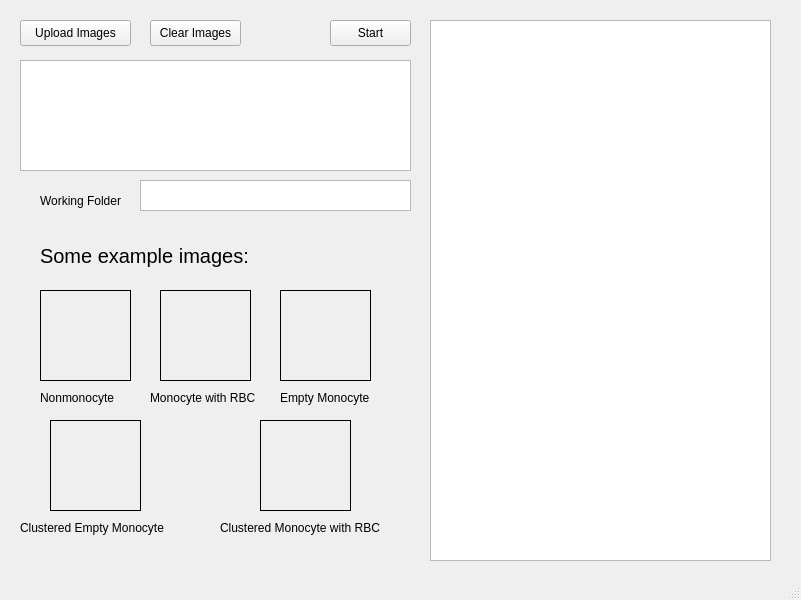
Koi199/Blood-Cell-Classification, file Finalpipeline/gui/main_window.ui: the form before one commit.
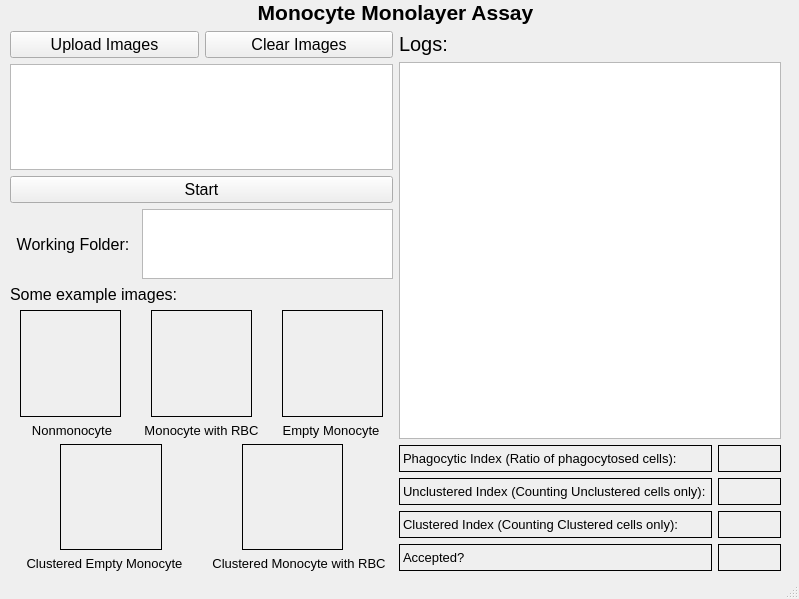
The form after the commit.

Diff of the .ui file:
```diff
--- a/Finalpipeline/gui/main_window.ui
+++ b/Finalpipeline/gui/main_window.ui
@@ -6,137 +6,152 @@
    <rect>
     <x>0</x>
     <y>0</y>
-    <width>801</width>
-    <height>600</height>
+    <width>799</width>
+    <height>599</height>
    </rect>
   </property>
   <property name="windowTitle">
    <string>MainWindow</string>
   </property>
   <widget class="QWidget" name="centralwidget">
+   <widget class="QWidget" name="verticalLayoutWidget">
+    <property name="geometry">
+     <rect>
+      <x>0</x>
+      <y>0</y>
+      <width>791</width>
+      <height>571</height>
+     </rect>
+    </property>
+    <layout class="QVBoxLayout" name="verticalLayout">
+     <item>
+      <widget class="QLabel" name="label">
+       <property name="font">
+        <font>
+         <pointsize>16</pointsize>
+         <bold>true</bold>
+        </font>
+       </property>
+       <property name="text">
+        <string>Monocyte Monolayer Assay</string>
+       </property>
+       <property name="alignment">
+        <set>Qt::AlignmentFlag::AlignCenter</set>
+       </property>
+      </widget>
+     </item>
+     <item>
+      <layout class="QHBoxLayout" name="horizontalLayout">
+       <property name="leftMargin">
+        <number>10</number>
+       </property>
+       <property name="rightMargin">
+        <number>10</number>
+       </property>
+       <item>
+        <layout class="QVBoxLayout" name="verticalLayout_2" stretch="1,10,1,1,1,10,1,10,1">
+         <item>
+          <layout class="QHBoxLayout" name="horizontalLayout_2">
+           <item>
    <widget class="QPushButton" name="Button_Upload">
-    <property name="geometry">
-     <rect>
-      <x>20</x>
-      <y>20</y>
-      <width>111</width>
-      <height>26</height>
-     </rect>
+             <property name="font">
+              <font>
+               <pointsize>12</pointsize>
+              </font>
     </property>
     <property name="text">
      <string>Upload Images</string>
     </property>
    </widget>
-   <widget class="QPushButton" name="Button_Start">
-    <property name="geometry">
-     <rect>
-      <x>330</x>
-      <y>20</y>
-      <width>81</width>
-      <height>26</height>
-     </rect>
-    </property>
-    <property name="text">
-     <string>Start</string>
-    </property>
-   </widget>
-   <widget class="QTextEdit" name="TextEdit_Log">
-    <property name="geometry">
-     <rect>
-      <x>430</x>
-      <y>20</y>
-      <width>341</width>
-      <height>541</height>
-     </rect>
-    </property>
-   </widget>
-   <widget class="QListWidget" name="listWidget_imageList">
-    <property name="geometry">
-     <rect>
-      <x>20</x>
-      <y>60</y>
-      <width>391</width>
-      <height>111</height>
-     </rect>
-    </property>
-   </widget>
+           </item>
+           <item>
    <widget class="QPushButton" name="Button_Clear">
-    <property name="geometry">
-     <rect>
-      <x>150</x>
-      <y>20</y>
-      <width>91</width>
-      <height>26</height>
-     </rect>
+             <property name="font">
+              <font>
+               <pointsize>12</pointsize>
+              </font>
     </property>
     <property name="text">
      <string>Clear Images</string>
     </property>
    </widget>
-   <widget class="QTextEdit" name="TextInput_folderpath">
-    <property name="geometry">
-     <rect>
-      <x>140</x>
-      <y>180</y>
-      <width>271</width>
-      <height>31</height>
-     </rect>
-    </property>
-   </widget>
+           </item>
+          </layout>
+         </item>
+         <item>
+          <widget class="QListWidget" name="listWidget_imageList"/>
+         </item>
+         <item>
+          <widget class="QPushButton" name="Button_Start">
+           <property name="font">
+            <font>
+             <pointsize>12</pointsize>
+            </font>
+           </property>
+           <property name="text">
+            <string>Start</string>
+           </property>
+          </widget>
+         </item>
+         <item>
+          <layout class="QHBoxLayout" name="horizontalLayout_3" stretch="5,10">
+           <property name="spacing">
+            <number>6</number>
+           </property>
+           <item>
    <widget class="QLabel" name="Label_folderpath">
-    <property name="geometry">
-     <rect>
-      <x>40</x>
-      <y>190</y>
-      <width>81</width>
-      <height>21</height>
-     </rect>
+             <property name="font">
+              <font>
+               <pointsize>12</pointsize>
+              </font>
     </property>
     <property name="text">
-     <string>Working Folder</string>
-    </property>
-   </widget>
-   <widget class="QLabel" name="Image_1">
-    <property name="geometry">
-     <rect>
-      <x>40</x>
-      <y>290</y>
-      <width>91</width>
-      <height>91</height>
-     </rect>
+              <string>Working Folder:</string>
+             </property>
+             <property name="alignment">
+              <set>Qt::AlignmentFlag::AlignCenter</set>
+             </property>
+            </widget>
+           </item>
+           <item>
+            <widget class="QTextEdit" name="TextInput_folderpath"/>
+           </item>
+          </layout>
+         </item>
+         <item>
+          <widget class="QLabel" name="label_2">
+           <property name="font">
+            <font>
+             <pointsize>12</pointsize>
+            </font>
     </property>
     <property name="frameShape">
-     <enum>QFrame::Shape::Box</enum>
+            <enum>QFrame::Shape::NoFrame</enum>
     </property>
     <property name="text">
-     <string/>
-    </property>
-   </widget>
-   <widget class="QLabel" name="Image_2">
-    <property name="geometry">
-     <rect>
-      <x>160</x>
-      <y>290</y>
-      <width>91</width>
-      <height>91</height>
-     </rect>
-    </property>
-    <property name="frameShape">
-     <enum>QFrame::Shape::Box</enum>
-    </property>
-    <property name="text">
-     <string/>
-    </property>
-   </widget>
-   <widget class="QLabel" name="Image_3">
-    <property name="geometry">
-     <rect>
-      <x>280</x>
-      <y>290</y>
-      <width>91</width>
-      <height>91</height>
-     </rect>
-    </property>
+            <string>Some example images:</string>
+           </property>
+          </widget>
+         </item>
+         <item>
+          <layout class="QHBoxLayout" name="horizontalLayout_4" stretch="0,0,0">
+           <property name="spacing">
+            <number>30</number>
+           </property>
+           <property name="sizeConstraint">
+            <enum>QLayout::SizeConstraint::SetFixedSize</enum>
+           </property>
+           <property name="leftMargin">
+            <number>10</number>
+           </property>
+           <property name="topMargin">
+            <number>0</number>
+           </property>
+           <property name="rightMargin">
+            <number>10</number>
+           </property>
+           <item>
+            <widget class="QLabel" name="Image_Nonmonocyte">
     <property name="frameShape">
      <enum>QFrame::Shape::Box</enum>
     </property>
@@ -144,15 +159,9 @@
      <string/>
     </property>
    </widget>
-   <widget class="QLabel" name="Image_4">
-    <property name="geometry">
-     <rect>
-      <x>260</x>
-      <y>420</y>
-      <width>91</width>
-      <height>91</height>
-     </rect>
-    </property>
+           </item>
+           <item>
+            <widget class="QLabel" name="Image_MonocytewithRBC">
     <property name="frameShape">
      <enum>QFrame::Shape::Box</enum>
     </property>
@@ -160,15 +169,9 @@
      <string/>
     </property>
    </widget>
-   <widget class="QLabel" name="Image_5">
-    <property name="geometry">
-     <rect>
-      <x>50</x>
-      <y>420</y>
-      <width>91</width>
-      <height>91</height>
-     </rect>
-    </property>
+           </item>
+           <item>
+            <widget class="QLabel" name="Image_emptymonocyte">
     <property name="frameShape">
      <enum>QFrame::Shape::Box</enum>
     </property>
@@ -176,88 +179,291 @@
      <string/>
     </property>
    </widget>
+           </item>
+          </layout>
+         </item>
+         <item>
+          <layout class="QHBoxLayout" name="horizontalLayout_5">
+           <item>
    <widget class="QLabel" name="label_Nonmonocyte">
-    <property name="geometry">
-     <rect>
-      <x>40</x>
-      <y>390</y>
-      <width>81</width>
-      <height>16</height>
-     </rect>
+             <property name="font">
+              <font>
+               <pointsize>10</pointsize>
+              </font>
     </property>
     <property name="text">
      <string>Nonmonocyte</string>
     </property>
-   </widget>
+             <property name="alignment">
+              <set>Qt::AlignmentFlag::AlignCenter</set>
+             </property>
+            </widget>
+           </item>
+           <item>
    <widget class="QLabel" name="label_MonocyteWithRBC">
-    <property name="geometry">
-     <rect>
-      <x>150</x>
-      <y>390</y>
-      <width>111</width>
-      <height>16</height>
-     </rect>
+             <property name="font">
+              <font>
+               <pointsize>10</pointsize>
+              </font>
     </property>
     <property name="text">
      <string>Monocyte with RBC</string>
     </property>
-   </widget>
+             <property name="alignment">
+              <set>Qt::AlignmentFlag::AlignCenter</set>
+             </property>
+            </widget>
+           </item>
+           <item>
    <widget class="QLabel" name="label_EmptyMonocyte">
-    <property name="geometry">
-     <rect>
-      <x>280</x>
-      <y>390</y>
-      <width>91</width>
-      <height>16</height>
-     </rect>
+             <property name="font">
+              <font>
+               <pointsize>10</pointsize>
+              </font>
     </property>
     <property name="text">
      <string>Empty Monocyte</string>
     </property>
-   </widget>
+             <property name="alignment">
+              <set>Qt::AlignmentFlag::AlignCenter</set>
+             </property>
+            </widget>
+           </item>
+          </layout>
+         </item>
+         <item>
+          <layout class="QHBoxLayout" name="horizontalLayout_6">
+           <property name="spacing">
+            <number>80</number>
+           </property>
+           <property name="leftMargin">
+            <number>50</number>
+           </property>
+           <property name="rightMargin">
+            <number>50</number>
+           </property>
+           <item>
+            <widget class="QLabel" name="Image_ClusteredemptyMonocyte">
+             <property name="frameShape">
+              <enum>QFrame::Shape::Box</enum>
+             </property>
+             <property name="text">
+              <string/>
+             </property>
+            </widget>
+           </item>
+           <item>
+            <widget class="QLabel" name="Image_ClusteredmonocytewithRBC">
+             <property name="frameShape">
+              <enum>QFrame::Shape::Box</enum>
+             </property>
+             <property name="text">
+              <string/>
+             </property>
+            </widget>
+           </item>
+          </layout>
+         </item>
+         <item>
+          <layout class="QHBoxLayout" name="horizontalLayout_7">
+           <item>
    <widget class="QLabel" name="label_ClusteredEmptyMonocyte">
-    <property name="geometry">
-     <rect>
-      <x>20</x>
-      <y>520</y>
-      <width>151</width>
-      <height>16</height>
-     </rect>
+             <property name="font">
+              <font>
+               <pointsize>10</pointsize>
+              </font>
     </property>
     <property name="text">
      <string>Clustered Empty Monocyte</string>
     </property>
-   </widget>
+             <property name="alignment">
+              <set>Qt::AlignmentFlag::AlignCenter</set>
+             </property>
+            </widget>
+           </item>
+           <item>
    <widget class="QLabel" name="label_ClusteredMonocyteWithRBC">
-    <property name="geometry">
-     <rect>
-      <x>220</x>
-      <y>520</y>
-      <width>161</width>
-      <height>16</height>
-     </rect>
+             <property name="font">
+              <font>
+               <pointsize>10</pointsize>
+               <bold>false</bold>
+              </font>
     </property>
     <property name="text">
      <string>Clustered Monocyte with RBC</string>
     </property>
-   </widget>
-   <widget class="QLabel" name="label">
-    <property name="geometry">
-     <rect>
-      <x>40</x>
-      <y>240</y>
-      <width>211</width>
-      <height>31</height>
-     </rect>
-    </property>
+             <property name="alignment">
+              <set>Qt::AlignmentFlag::AlignCenter</set>
+             </property>
+             <property name="margin">
+              <number>0</number>
+             </property>
+            </widget>
+           </item>
+          </layout>
+         </item>
+        </layout>
+       </item>
+       <item>
+        <layout class="QVBoxLayout" name="verticalLayout_3" stretch="2,30,10">
+         <item>
+          <widget class="QLabel" name="Label_logs">
     <property name="font">
      <font>
       <pointsize>15</pointsize>
      </font>
     </property>
+           <property name="frameShape">
+            <enum>QFrame::Shape::NoFrame</enum>
+           </property>
     <property name="text">
-     <string>Some example images:</string>
-    </property>
+            <string>Logs:</string>
+           </property>
+          </widget>
+         </item>
+         <item>
+          <widget class="QTextEdit" name="TextEdit_Log"/>
+         </item>
+         <item>
+          <layout class="QVBoxLayout" name="verticalLayout_4">
+           <item>
+            <layout class="QHBoxLayout" name="horizontalLayout_11" stretch="5,1">
+             <item>
+              <widget class="QLabel" name="label_6">
+               <property name="font">
+                <font>
+                 <pointsize>10</pointsize>
+                </font>
+               </property>
+               <property name="frameShape">
+                <enum>QFrame::Shape::Box</enum>
+               </property>
+               <property name="text">
+                <string>Phagocytic Index (Ratio of phagocytosed cells):</string>
+               </property>
+              </widget>
+             </item>
+             <item>
+              <widget class="QLabel" name="label_PI">
+               <property name="frameShape">
+                <enum>QFrame::Shape::Box</enum>
+               </property>
+               <property name="text">
+                <string/>
+               </property>
+               <property name="alignment">
+                <set>Qt::AlignmentFlag::AlignCenter</set>
+               </property>
+              </widget>
+             </item>
+            </layout>
+           </item>
+           <item>
+            <layout class="QHBoxLayout" name="horizontalLayout_10" stretch="5,1">
+             <item>
+              <widget class="QLabel" name="label_9">
+               <property name="font">
+                <font>
+                 <pointsize>10</pointsize>
+                </font>
+               </property>
+               <property name="frameShape">
+                <enum>QFrame::Shape::Box</enum>
+               </property>
+               <property name="text">
+                <string>Unclustered Index (Counting Unclustered cells only):</string>
+               </property>
+              </widget>
+             </item>
+             <item>
+              <widget class="QLabel" name="label_UnclusteredI">
+               <property name="frameShape">
+                <enum>QFrame::Shape::Box</enum>
+               </property>
+               <property name="text">
+                <string/>
+               </property>
+               <property name="alignment">
+                <set>Qt::AlignmentFlag::AlignCenter</set>
+               </property>
+              </widget>
+             </item>
+            </layout>
+           </item>
+           <item>
+            <layout class="QHBoxLayout" name="horizontalLayout_9" stretch="5,1">
+             <item>
+              <widget class="QLabel" name="label_5">
+               <property name="font">
+                <font>
+                 <pointsize>10</pointsize>
+                </font>
+               </property>
+               <property name="frameShape">
+                <enum>QFrame::Shape::Box</enum>
+               </property>
+               <property name="text">
+                <string>Clustered Index (Counting Clustered cells only):</string>
+               </property>
+              </widget>
+             </item>
+             <item>
+              <widget class="QLabel" name="label_ClusteredI">
+               <property name="frameShape">
+                <enum>QFrame::Shape::Box</enum>
+               </property>
+               <property name="text">
+                <string/>
+               </property>
+               <property name="alignment">
+                <set>Qt::AlignmentFlag::AlignCenter</set>
+               </property>
+              </widget>
+             </item>
+            </layout>
+           </item>
+           <item>
+            <layout class="QHBoxLayout" name="horizontalLayout_8" stretch="5,1">
+             <item>
+              <widget class="QLabel" name="label_3">
+               <property name="font">
+                <font>
+                 <pointsize>10</pointsize>
+                </font>
+               </property>
+               <property name="frameShape">
+                <enum>QFrame::Shape::Box</enum>
+               </property>
+               <property name="text">
+                <string>Accepted?</string>
+               </property>
+              </widget>
+             </item>
+             <item>
+              <widget class="QLabel" name="label_Accepted">
+               <property name="autoFillBackground">
+                <bool>false</bool>
+               </property>
+               <property name="styleSheet">
+                <string notr="true"/>
+               </property>
+               <property name="frameShape">
+                <enum>QFrame::Shape::Box</enum>
+               </property>
+               <property name="text">
+                <string/>
+               </property>
+              </widget>
+             </item>
+            </layout>
+           </item>
+          </layout>
+         </item>
+        </layout>
+       </item>
+      </layout>
+     </item>
+    </layout>
    </widget>
   </widget>
   <widget class="QStatusBar" name="statusbar"/>
```
Lines whose indentation alone changed are shown as unchanged.
